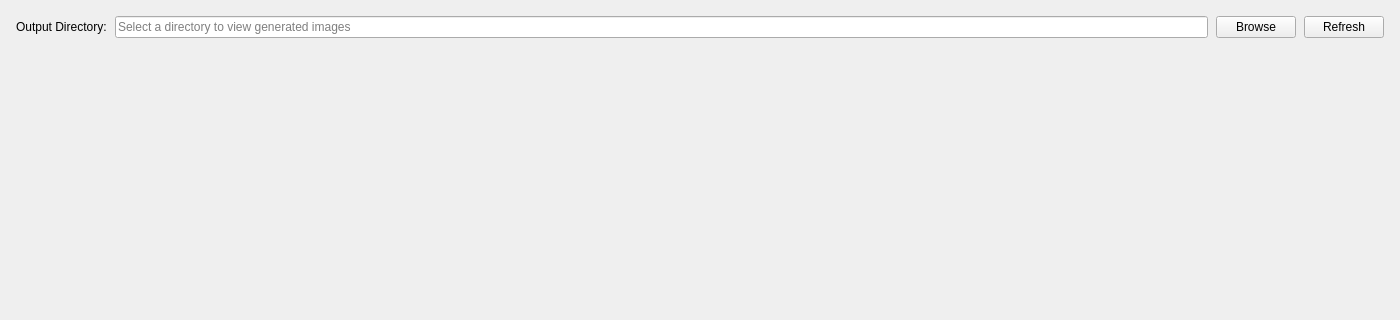
Qt form resources/ui/tabs/comfyui_gallery.ui (cpt-cabbage/luma_tools) before a commit; both pictures show x 0 to 1400 and y 0 to 320 of the 1400 by 850 pixel window.
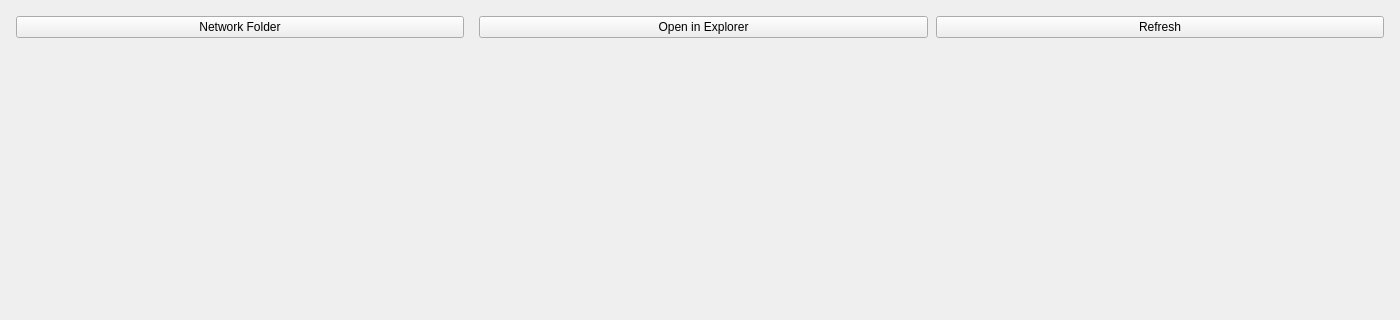
The same form after that commit.

What changed in the file:
```diff
--- a/resources/ui/tabs/comfyui_gallery.ui
+++ b/resources/ui/tabs/comfyui_gallery.ui
@@ -29,27 +29,36 @@
    <item>
     <layout class="QHBoxLayout" name="galleryHeaderLayout">
      <item>
-      <widget class="QLabel" name="galleryDirLabel">
+      <widget class="QPushButton" name="GallerySourceToggle">
        <property name="text">
-        <string>Output Directory:</string>
+        <string>Network Folder</string>
        </property>
+       <property name="toolTip">
+        <string>Click to switch between network folder and custom folder</string>
+       </property>
+       <property name="minimumSize">
+        <size>
+         <width>120</width>
+         <height>0</height>
+        </size>
+       </property>
       </widget>
      </item>
      <item>
-      <widget class="QLineEdit" name="GalleryOutputDir">
-       <property name="placeholderText">
-        <string>Select a directory to view generated images</string>
+      <spacer name="galleryHeaderSpacer">
+       <property name="orientation">
+        <enum>Qt::Horizontal</enum>
        </property>
-      </widget>
+      </spacer>
      </item>
      <item>
       <widget class="QPushButton" name="GalleryBrowse">
        <property name="text">
-        <string>Browse</string>
+        <string>Open in Explorer</string>
        </property>
        <property name="minimumSize">
         <size>
-         <width>80</width>
+         <width>120</width>
          <height>0</height>
         </size>
        </property>
```
Left out of the diff: 5 changed lines with no effect on the pictures.
